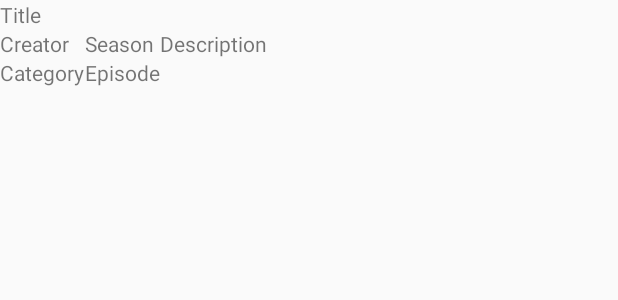
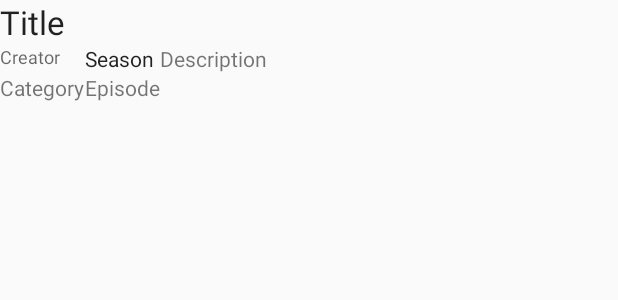
Before and after one commit to NonlinearFruit/flotsam, an Android app: the layout activity_media.xml on its own in the app's theme, with its tools: preview values and no code run, on a phone screen of 412 x 824 dp. Shown: the top 300 px of the screen. Run offline under Robolectric (Android 15) with nearby library versions, the phone set to English and light mode, and no system bars.

Commit message:
minor ui improvements

```diff
--- a/Retrospector-Android/app/src/main/res/layout/activity_media.xml
+++ b/Retrospector-Android/app/src/main/res/layout/activity_media.xml
@@ -12,30 +12,35 @@
         <TextView
             android:id="@+id/txtvTitle"
             android:layout_column="0"
+            android:layout_columnSpan="3"
+            android:layout_gravity="left|top"
             android:layout_row="0"
-            android:layout_gravity="left|top"
-            android:text="Title" />
+            android:text="Title"
+            android:textAppearance="@style/TextAppearance.AppCompat.Large" />
 
         <TextView
             android:id="@+id/txtvCreator"
             android:layout_column="0"
+            android:layout_gravity="left|top"
             android:layout_row="1"
-            android:layout_gravity="left|top"
-            android:text="Creator" />
+            android:text="Creator"
+            android:textAppearance="@style/TextAppearance.AppCompat.Caption" />
 
         <TextView
             android:id="@+id/txtvSeason"
             android:layout_column="1"
+            android:layout_gravity="left|top"
             android:layout_row="1"
-            android:layout_gravity="left|top"
-            android:text="Season" />
+            android:text="Season"
+            android:textAppearance="@style/TextAppearance.AppCompat.Body1" />
 
         <TextView
             android:id="@+id/txtvEpisode"
             android:layout_column="1"
+            android:layout_gravity="left|top"
             android:layout_row="2"
-            android:layout_gravity="left|top"
-            android:text="Episode" />
+            android:text="Episode"
+            android:textAppearance="@style/TextAppearance.AppCompat.Small" />
 
         <TextView
             android:id="@+id/txtvCategory"
@@ -54,6 +59,7 @@
 
     <ListView
         android:id="@+id/listvReviews"
+        style="@style/Widget.AppCompat.ListView"
         android:layout_width="match_parent"
         android:layout_height="wrap_content" />
 </LinearLayout>
--- a/Retrospector-Android/app/src/main/res/layout/activity_search.xml
+++ b/Retrospector-Android/app/src/main/res/layout/activity_search.xml
@@ -7,11 +7,13 @@
         android:id="@+id/search_view"
         android:layout_width="wrap_content"
         android:layout_height="wrap_content"/>
+
     <ListView
         android:id="@+id/list_view"
         android:layout_width="match_parent"
         android:layout_height="match_parent"
-        android:layout_weight="1"/>
+        android:layout_weight="1"
+        android:headerDividersEnabled="false" />
 
     <Button
         android:id="@+id/btn_fake"
```
Also changed, not shown: Retrospector-Android/app/src/main/java/com/nonlinear/fruit/retrospector/media/ReviewAdapter.java (+8 -1 lines), Retrospector-Android/app/src/main/java/com/nonlinear/fruit/retrospector/model/RetroDbHelper.java (+5 -4 lines), Retrospector-Android/app/src/main/java/com/nonlinear/fruit/retrospector/review/ReviewActivity.java (+20 -7 lines), Retrospector-Android/app/src/main/java/com/nonlinear/fruit/retrospector/search/MediaAdapter.java (+6 -1 lines), Retrospector-Android/app/src/main/res/layout/activity_review.xml (+67 -0 lines), 23 other files.
